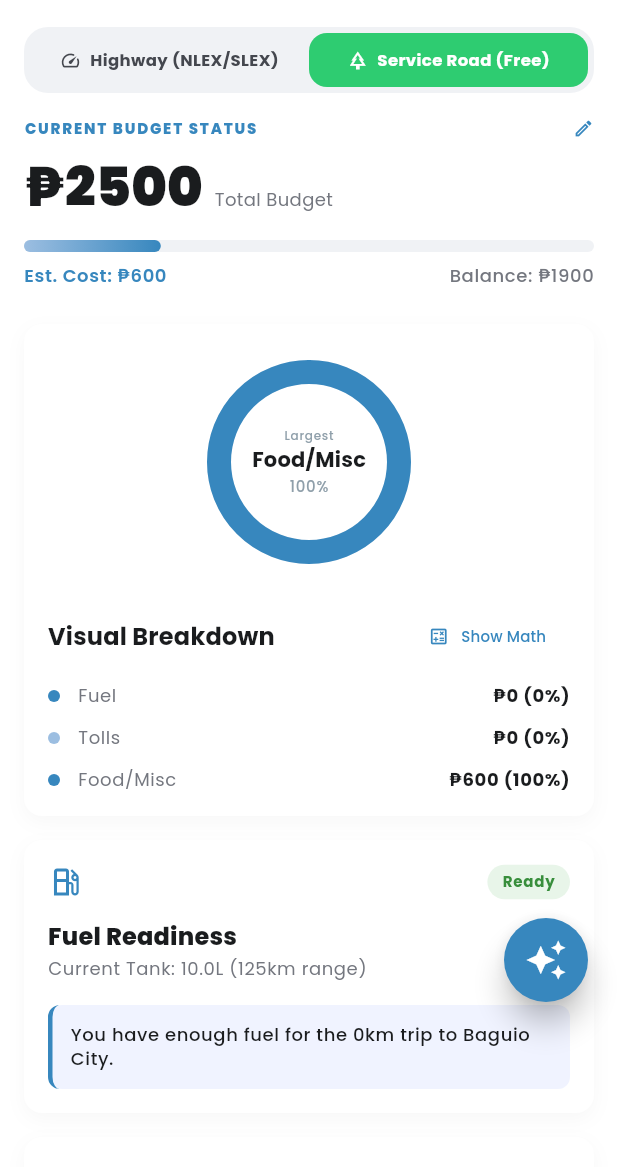
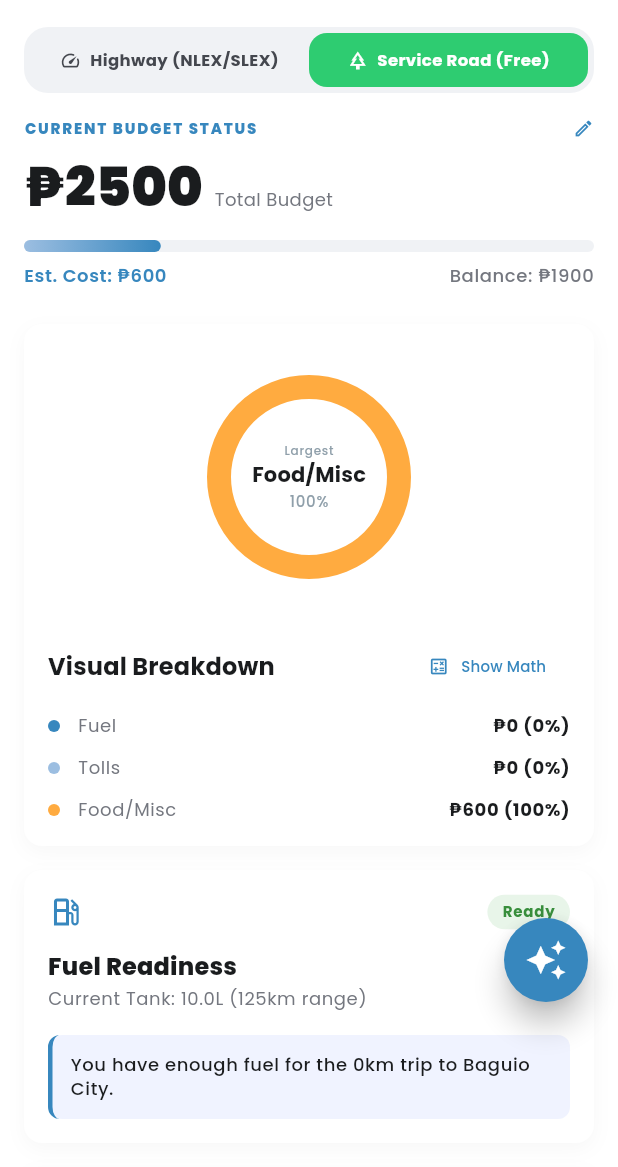
Before and after one commit to Devkada-A-a-r-rons/Haribon, a Flutter app: the SmartTripPlanner screen opened by its route, after a tap on "Service Road (Free)", on a phone screen of 412 x 824 dp, the part 69-1236 px from its top. Run offline on Flutter 3.47's test engine with Material 3 defaults, Android fonts, the phone set to English and light mode, and no system bars; our stand-ins replace device_preview, flutter_dotenv, flutter_map, flutter_markdown, google_fonts, google_generative_ai and 4 more; missing offline and left inert: llama_cpp_dart; accounts and stored records are empty; network calls fail.

Commit message:
Update: Pie Chart

```diff
--- a/lib/features/smart-trip-planner/widgets/visual_breakdown_card.dart
+++ b/lib/features/smart-trip-planner/widgets/visual_breakdown_card.dart
@@ -1,6 +1,6 @@
+import 'dart:math'; // Required for pi and angles
 import 'package:flutter/material.dart';
 import 'package:haribon/theme/app_colors.dart';
-
 
 class VisualBreakdownCard extends StatefulWidget {
   final double fuelCost;
@@ -38,10 +38,17 @@ class _VisualBreakdownCardState extends State<VisualBreakdownCard> {
     final tollPct = widget.tollCost / total;
     final otherPct = widget.otherCost / total;
 
+    // Determine largest for the center label
     String largestCategory = 'Fuel';
     double largestPct = fuelPct;
-    if (tollPct > largestPct) { largestCategory = 'Tolls'; largestPct = tollPct; }
-    if (otherPct > largestPct) { largestCategory = 'Food/Misc'; largestPct = otherPct; }
+    if (tollPct > largestPct) {
+      largestCategory = 'Tolls';
+      largestPct = tollPct;
+    }
+    if (otherPct > largestPct) {
+      largestCategory = 'Food/Misc';
+      largestPct = otherPct;
+    }
 
     return Container(
       width: double.infinity,
@@ -50,41 +57,58 @@ class _VisualBreakdownCardState extends State<VisualBreakdownCard> {
         color: AppColors.containerLowest,
         borderRadius: BorderRadius.circular(12),
         boxShadow: [
-          BoxShadow(color: Colors.black.withOpacity(0.03), blurRadius: 10, offset: const Offset(0, 4)),
+          BoxShadow(
+              color: Colors.black.withOpacity(0.03),
+              blurRadius: 10,
+              offset: const Offset(0, 4)),
         ],
       ),
       child: Column(
         crossAxisAlignment: CrossAxisAlignment.center,
         children: [
           const SizedBox(height: 16),
+          // --- UPDATED CHART SECTION ---
           SizedBox(
-            height: 120,
-            width: 120,
+            height: 140,
+            width: 140,
             child: Stack(
               alignment: Alignment.center,
               children: [
                 SizedBox(
                   height: 120,
                   width: 120,
-                  child: CircularProgressIndicator(
-                    value: largestPct,
-                    backgroundColor: AppColors.greySoftBg,
-                    color: AppColors.primaryMain,
-                    strokeWidth: 16,
-                    strokeCap: StrokeCap.round,
+                  child: CustomPaint(
+                    painter: PieChartPainter(
+                      fuelPct: fuelPct,
+                      tollPct: tollPct,
+                      otherPct: otherPct,
+                      // Using your existing theme colors
+                      fuelColor: AppColors.primaryMain,
+                      tollColor: AppColors.bluePale,
+                      otherColor: Colors.orangeAccent, // Added distinct color for misc
+                    ),
                   ),
                 ),
                 Column(
                   mainAxisSize: MainAxisSize.min,
                   children: [
-                    Text('Largest', style: theme.textTheme.labelSmall?.copyWith(color: AppColors.greyLightAccent, fontSize: 8)),
-                    Text(largestCategory, style: theme.textTheme.titleMedium?.copyWith(fontWeight: FontWeight.bold, color: AppColors.textPrimary, fontSize: 14)),
-                    Text('${(largestPct * 100).toStringAsFixed(0)}%', style: theme.textTheme.labelSmall?.copyWith(color: AppColors.greyLightAccent, fontSize: 10)),
+                    Text('Largest',
+                        style: theme.textTheme.labelSmall?.copyWith(
+                            color: AppColors.greyLightAccent, fontSize: 8)),
+                    Text(largestCategory,
+                        style: theme.textTheme.titleMedium?.copyWith(
+                            fontWeight: FontWeight.bold,
+                            color: AppColors.textPrimary,
+                            fontSize: 14)),
+                    Text('${(largestPct * 100).toStringAsFixed(0)}%',
+                        style: theme.textTheme.labelSmall?.copyWith(
+                            color: AppColors.greyLightAccent, fontSize: 10)),
                   ],
                 ),
               ],
             ),
           ),
+          // --- END CHART SECTION ---
           const SizedBox(height: 32),
           Row(
             mainAxisAlignment: MainAxisAlignment.spaceBetween,
@@ -98,30 +122,43 @@ class _VisualBreakdownCardState extends State<VisualBreakdownCard> {
               ),
               TextButton.icon(
                 onPressed: () => setState(() => _showDetails = !_showDetails),
-                icon: Icon(_showDetails ? Icons.visibility_off_outlined : Icons.calculate_outlined, size: 14),
-                label: Text(_showDetails ? 'Hide Detail' : 'Show Math', style: const TextStyle(fontSize: 10)),
-                style: TextButton.styleFrom(foregroundColor: AppColors.primaryMain),
+                icon: Icon(
+                    _showDetails
+                        ? Icons.visibility_off_outlined
+                        : Icons.calculate_outlined,
+                    size: 14),
+                label: Text(_showDetails ? 'Hide Detail' : 'Show Math',
+                    style: const TextStyle(fontSize: 10)),
+                style: TextButton.styleFrom(
+                    foregroundColor: AppColors.primaryMain),
               ),
             ],
           ),
           const SizedBox(height: 8),
-          _buildLegendRow(theme, AppColors.primaryMain, 'Fuel', '₱${widget.fuelCost.toStringAsFixed(0)} (${(fuelPct * 100).toStringAsFixed(0)}%)'),
+          _buildLegendRow(theme, AppColors.primaryMain, 'Fuel',
+              '₱${widget.fuelCost.toStringAsFixed(0)} (${(fuelPct * 100).toStringAsFixed(0)}%)'),
           const SizedBox(height: 12),
-          _buildLegendRow(theme, AppColors.bluePale, 'Tolls', '₱${widget.tollCost.toStringAsFixed(0)} (${(tollPct * 100).toStringAsFixed(0)}%)'),
+          _buildLegendRow(theme, AppColors.bluePale, 'Tolls',
+              '₱${widget.tollCost.toStringAsFixed(0)} (${(tollPct * 100).toStringAsFixed(0)}%)'),
           const SizedBox(height: 12),
-          _buildLegendRow(theme, AppColors.primaryMain, 'Food/Misc', '₱${widget.otherCost.toStringAsFixed(0)} (${(otherPct * 100).toStringAsFixed(0)}%)'),
-
+          _buildLegendRow(theme, Colors.orangeAccent, 'Food/Misc',
+              '₱${widget.otherCost.toStringAsFixed(0)} (${(otherPct * 100).toStringAsFixed(0)}%)'),
           if (_showDetails) ...[
             const SizedBox(height: 20),
             const Divider(),
             const SizedBox(height: 12),
             Align(
               alignment: Alignment.centerLeft,
-              child: Text('Computation Breakdown', style: theme.textTheme.labelMedium?.copyWith(fontWeight: FontWeight.bold, color: AppColors.textPrimary)),
+              child: Text('Computation Breakdown',
+                  style: theme.textTheme.labelMedium?.copyWith(
+                      fontWeight: FontWeight.bold,
+                      color: AppColors.textPrimary)),
             ),
             const SizedBox(height: 8),
-            _buildMathRow(theme, 'Fuel', '(${widget.distanceKm?.toStringAsFixed(0)}km ÷ ${widget.kmPerLiter?.toStringAsFixed(1)}km/L) × ₱${widget.fuelPrice?.toStringAsFixed(1)}'),
-            _buildMathRow(theme, 'Tolls', 'NLEX/TPLEX standard rates for Class 1 vehicle'),
+            _buildMathRow(theme, 'Fuel',
+                '(${widget.distanceKm?.toStringAsFixed(0)}km ÷ ${widget.kmPerLiter?.toStringAsFixed(1)}km/L) × ₱${widget.fuelPrice?.toStringAsFixed(1)}'),
+            _buildMathRow(theme, 'Tolls',
+                'NLEX/TPLEX standard rates for Class 1 vehicle'),
             _buildMathRow(theme, 'Misc', 'Base food/emergency allocation'),
           ],
         ],
@@ -135,23 +172,96 @@ class _VisualBreakdownCardState extends State<VisualBreakdownCard> {
       child: Column(
         crossAxisAlignment: CrossAxisAlignment.start,
         children: [
-          Text(label, style: const TextStyle(fontSize: 9, fontWeight: FontWeight.bold, color: AppColors.textTertiary)),
-          Text(formula, style: const TextStyle(fontSize: 10, color: AppColors.textPrimary, fontStyle: FontStyle.italic)),
+          Text(label,
+              style: const TextStyle(
+                  fontSize: 9,
+                  fontWeight: FontWeight.bold,
+                  color: AppColors.textTertiary)),
+          Text(formula,
+              style: const TextStyle(
+                  fontSize: 10,
+                  color: AppColors.textPrimary,
+                  fontStyle: FontStyle.italic)),
         ],
       ),
     );
   }
 
-  Widget _buildLegendRow(ThemeData theme, Color dotColor, String label, String amount) {
+  Widget _buildLegendRow(
+      ThemeData theme, Color dotColor, String label, String amount) {
     return Row(
       children: [
-        Container(width: 8, height: 8, decoration: BoxDecoration(color: dotColor, shape: BoxShape.circle)),
+        Container(
+            width: 8,
+            height: 8,
+            decoration: BoxDecoration(color: dotColor, shape: BoxShape.circle)),
         const SizedBox(width: 12),
         Expanded(
-          child: Text(label, style: theme.textTheme.bodySmall?.copyWith(color: AppColors.textTertiary)),
+          child: Text(label,
+              style: theme.textTheme.bodySmall
+                  ?.copyWith(color: AppColors.textTertiary)),
         ),
-        Text(amount, style: theme.textTheme.bodySmall?.copyWith(color: AppColors.textPrimary, fontWeight: FontWeight.bold)),
+        Text(amount,
+            style: theme.textTheme.bodySmall?.copyWith(
+                color: AppColors.textPrimary, fontWeight: FontWeight.bold)),
       ],
     );
   }
 }
+
+class PieChartPainter extends CustomPainter {
+  final double fuelPct;
+  final double tollPct;
+  final double otherPct;
+  final Color fuelColor;
+  final Color tollColor;
+  final Color otherColor;
+
+  PieChartPainter({
+    required this.fuelPct,
+    required this.tollPct,
+    required this.otherPct,
+    required this.fuelColor,
+    required this.tollColor,
+    required this.otherColor,
+  });
+
+  @override
+  void paint(Canvas canvas, Size size) {
+    final double strokeWidth = 16;
+    final Rect rect = Offset.zero & size;
+
+    final Paint paint = Paint()
+      ..style = PaintingStyle.stroke
+      ..strokeWidth = strokeWidth
+      ..strokeCap = StrokeCap.butt; // <--- CHANGE THIS from .round to .butt
+
+    double startAngle = -pi / 2;
+
+    // Fuel Segment
+    if (fuelPct > 0) {
+      paint.color = fuelColor;
+      double sweepAngle = fuelPct * 2 * pi;
+      canvas.drawArc(rect, startAngle, sweepAngle, false, paint);
+      startAngle += sweepAngle;
+    }
+
+    // Toll Segment
+    if (tollPct > 0) {
+      paint.color = tollColor;
+      double sweepAngle = tollPct * 2 * pi;
+      canvas.drawArc(rect, startAngle, sweepAngle, false, paint);
+      startAngle += sweepAngle;
+    }
+
+    // Other Segment
+    if (otherPct > 0) {
+      paint.color = otherColor;
+      double sweepAngle = otherPct * 2 * pi;
+      canvas.drawArc(rect, startAngle, sweepAngle, false, paint);
+    }
+  }
+
+  @override
+  bool shouldRepaint(covariant CustomPainter oldDelegate) => true;
+}
```
